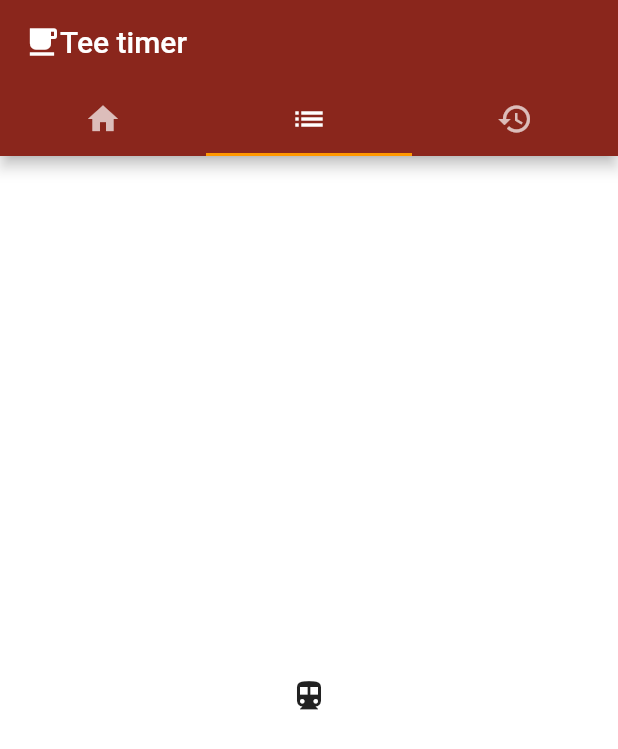
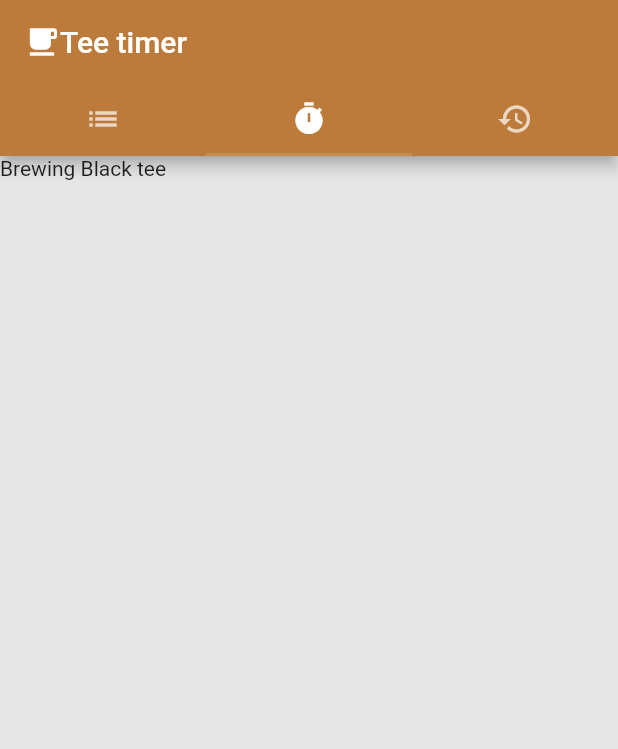
Before and after one commit to dejanfajfar/teeTimer, a Flutter app: the screen it shows after launch, tab 2 chosen, on a phone screen of 412 x 824 dp. Shown: the top 749 px of the screen. Run offline on Flutter 3.47's test engine with Material 2 defaults, Android fonts, the phone set to English and light mode, and no system bars.

Commit message:
State management and home view

```diff
--- a/tee_timer/lib/main.dart
+++ b/tee_timer/lib/main.dart
@@ -1,6 +1,8 @@
 import 'package:flutter/material.dart';
+import 'package:tee_timer/models/brewModel.dart';
 import 'package:tee_timer/theme/style.dart';
 import 'package:tee_timer/screens/home.dart';
+import 'package:provider/provider.dart';
 
 void main() => runApp(MyApp());
 
@@ -11,7 +13,10 @@ class MyApp extends StatelessWidget {
     return MaterialApp(
       title: 'Flutter Demo',
       theme: appTheme(),
-      home: HomeScreen()
+      home: ChangeNotifierProvider(
+          builder: (context) => BrewModel(),
+          child: HomeScreen()
+      ),
     );
   }
 }
--- a/tee_timer/lib/models/brewModel.dart
+++ b/tee_timer/lib/models/brewModel.dart
@@ -1,6 +1,29 @@
+import 'dart:async';
+
 import 'package:flutter/cupertino.dart';
+import 'package:tee_timer/models/historyItem.dart';
 import 'package:tee_timer/models/teeData.dart';
 
-class Brewer extends ChangeNotifier {
+class BrewModel extends ChangeNotifier {
   TeeData teeBrewing;
+  List<HistoryItem> history;
+  Timer timer;
+  Duration toCompletion;
+
+  BrewModel(){
+    this.teeBrewing = TeeData.black();
+    this.history = <HistoryItem>[];
+    this.toCompletion = Duration();
+  }
+
+  void brew(TeeData tee) {
+    this.teeBrewing = tee;
+    this.history.add(HistoryItem(tee.name));
+    this.toCompletion = Duration(minutes: tee.brewTime);
+    notifyListeners();
+  }
+
+  List<HistoryItem> getBrewHistory() {
+    return this.history;
+  }
 }
--- a/tee_timer/lib/models/historyItem.dart
+++ b/tee_timer/lib/models/historyItem.dart
@@ -0,0 +1,9 @@
+class HistoryItem {
+  DateTime timestamp;
+  String teaType;
+
+  HistoryItem(String teaType) {
+    this.timestamp = DateTime.now();
+    this.teaType = teaType;
+  }
+}
--- a/tee_timer/lib/models/teeData.dart
+++ b/tee_timer/lib/models/teeData.dart
@@ -2,4 +2,36 @@
 class TeeData {
   String name;
   int brewTime;
+  String imageAsset;
+
+  TeeData(String teeName, int brewTime) {
+    this.name = teeName;
+    this.brewTime = brewTime;
+    this.imageAsset = "images/tea_default.jpg";
+  }
+
+  TeeData.black() {
+    this.name = "Black tee";
+    this.brewTime = 3;
+    this.imageAsset = "images/tea_black.jpg";
+  }
+
+  TeeData.green() {
+    this.name = "Green tee";
+    this.brewTime = 3;
+    this.imageAsset = "images/tea_green.jpg";
+  }
+
+  TeeData.herbal() {
+    this.name = "Herbal tee";
+    this.brewTime = 8;
+    this.imageAsset = "images/tea_herbal.jpg";
+  }
+
+  TeeData.fruit() {
+    this.name = "Fruit tee";
+    this.brewTime = 12;
+    this.imageAsset = "images/tea_fruit.jpg";
+  }
+
 }
--- a/tee_timer/lib/screens/components/HomeTabBody.dart
+++ b/tee_timer/lib/screens/components/HomeTabBody.dart
@@ -1,12 +1,20 @@
 import 'package:flutter/material.dart';
-import 'package:tee_timer/components/Tee.dart';
+import 'package:tee_timer/components/tee.dart';
+import 'package:tee_timer/models/teeData.dart';
 
 
 class HomeTabBody extends StatelessWidget {
   @override
   Widget build(BuildContext context) {
     return Center(
-      child: Tee()
+      child: ListView(
+          children: <Widget>[
+          Tee(TeeData.black()),
+          Tee(TeeData.green()),
+          Tee(TeeData.herbal()),
+          Tee(TeeData.fruit())
+        ],
+      )
     );
   }
 }
--- a/tee_timer/lib/screens/components/timerTabBody.dart
+++ b/tee_timer/lib/screens/components/timerTabBody.dart
@@ -0,0 +1,17 @@
+import 'package:flutter/material.dart';
+import 'package:provider/provider.dart';
+import 'package:tee_timer/components/tee.dart';
+import 'package:tee_timer/models/brewModel.dart';
+import 'package:tee_timer/models/teeData.dart';
+
+
+class TimerTabBody extends StatelessWidget {
+  @override
+  Widget build(BuildContext context) {
+    return Consumer<BrewModel>(
+      builder: (context, brewModel, child) => Container(
+        child: Text("Brewing ${brewModel.teeBrewing.name}"),
+      ),
+    );
+  }
+}
--- a/tee_timer/lib/screens/home.dart
+++ b/tee_timer/lib/screens/home.dart
@@ -1,5 +1,8 @@
 import 'package:flutter/material.dart';
-import 'package:tee_timer/screens/components/body.dart';
+import 'package:tee_timer/screens/components/HomeTabBody.dart';
+
+import 'components/historyTabBody.dart';
+import 'components/timerTabBody.dart';
 
 class HomeScreen extends StatelessWidget {
   @override
@@ -10,8 +13,8 @@ class HomeScreen extends StatelessWidget {
           appBar: AppBar(
             bottom: TabBar(
               tabs: [
-                Tab(icon: Icon(Icons.home)),
                 Tab(icon: Icon(Icons.list)),
+                Tab(icon: Icon(Icons.timer)),
                 Tab(icon: Icon(Icons.history)),
               ],
             ),
@@ -24,9 +27,9 @@ class HomeScreen extends StatelessWidget {
           ),
           body: TabBarView(
             children: [
-              Body(),
-              Icon(Icons.directions_transit),
-              Icon(Icons.directions_bike),
+              HomeTabBody(),
+              TimerTabBody(),
+              HistoryTabBody(),
             ],
           ),
         )
--- a/tee_timer/lib/theme/style.dart
+++ b/tee_timer/lib/theme/style.dart
@@ -2,12 +2,12 @@ import 'package:flutter/material.dart';
 
 ThemeData appTheme() {
   return ThemeData(
-    primaryColor: Color(0xff8a261c),
-    accentColor: Colors.orange,
+    primaryColor: Color(0xffBC7B3B),
+    accentColor: Color(0xffC58E4C),
     hintColor: Colors.white,
     dividerColor: Colors.orangeAccent,
     buttonColor: Colors.brown,
-    scaffoldBackgroundColor: Colors.white,
+    scaffoldBackgroundColor: Color(0xffE5E5E5),
     canvasColor: Colors.black,
 
   );
```
Also changed, not shown: tee_timer/lib/components/tee.dart (+86 -6 lines), tee_timer/lib/screens/components/historyTabBody.dart (+24 -0 lines), tee_timer/pubspec.yaml (+8 -1 lines), tee_timer/images/tea_black.jpg (added), tee_timer/images/tea_default.jpg (added), tee_timer/images/tea_fruit.jpg (added), tee_timer/images/tea_green.jpg (added), tee_timer/images/tea_herbal.jpg (added).
